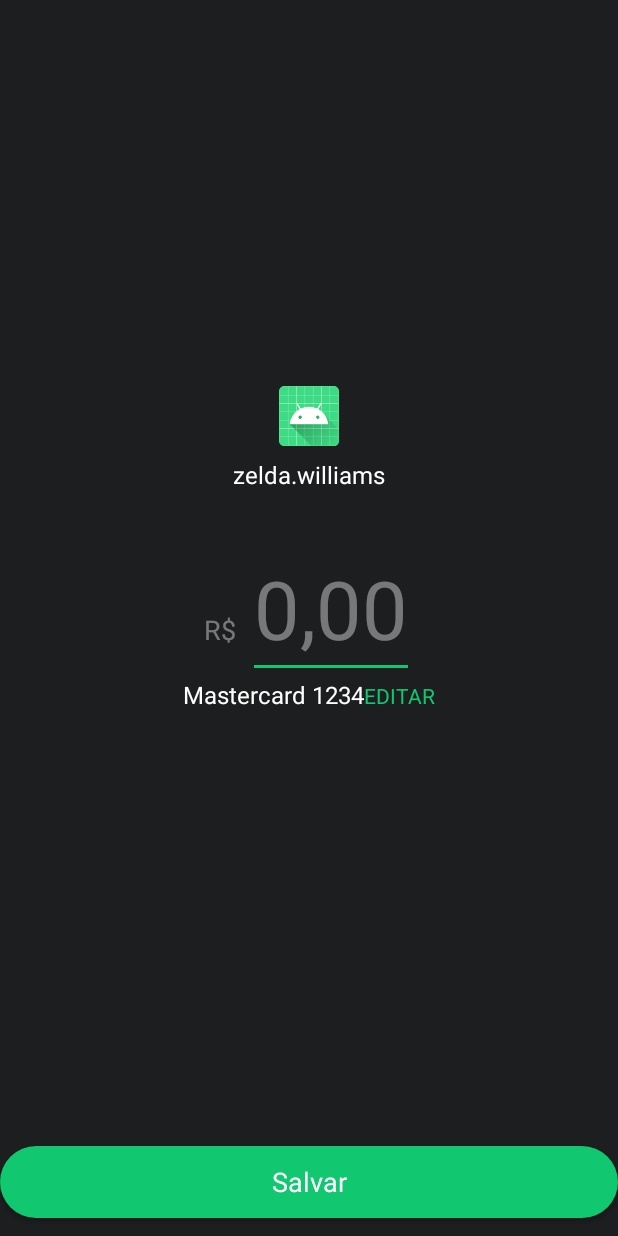
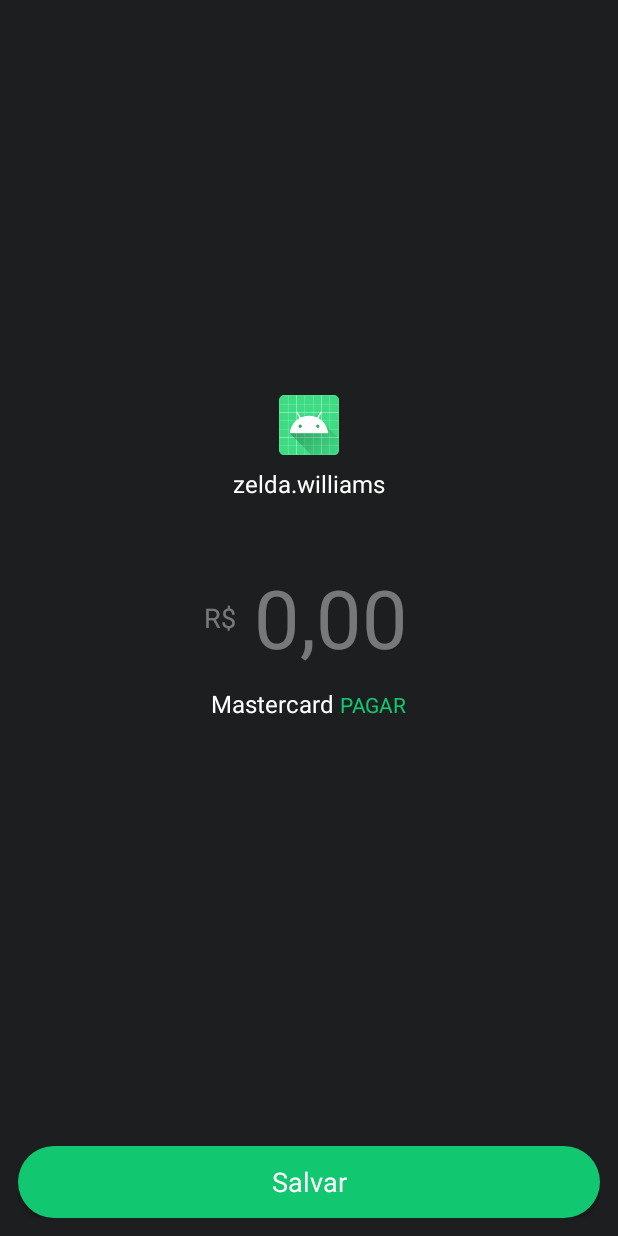
Before and after one commit to WyskShiro/Payments-and-Contacts---PicPay, an Android app: the layout fragment_payment_credit_card.xml on its own in the app's theme, with its tools: preview values and no code run, on a phone screen of 412 x 824 dp. Run offline under Robolectric (Android 15) with nearby library versions, the phone set to English and light mode, and no system bars; Roboto replaces fonts that are not available here.

Commit message:
Showing credit card and contact info in layout

```diff
--- /dev/null
+++ b/domain/src/main/java/will/shiro/domain/util/extension/StringExtensions.kt
@@ -0,0 +1,5 @@
+package will.shiro.domain.util.extension
+
+fun String.onlyNumbers(): String {
+    return replace(Regex(ONLY_NUMBERS_PATTERN), "")
+}
--- a/presentation/src/main/AndroidManifest.xml
+++ b/presentation/src/main/AndroidManifest.xml
@@ -15,7 +15,7 @@
         android:usesCleartextTraffic="true">
         <activity
             android:name=".view.MainActivity"
-            android:windowSoftInputMode="adjustPan"
+            android:windowSoftInputMode="adjustResize"
             android:theme="@style/AppTheme.NoActionbar">
             <intent-filter>
                 <action android:name="android.intent.action.MAIN" />
--- a/presentation/src/main/java/will/shiro/desafiopicpay/util/customview/SearchEditText.kt
+++ b/presentation/src/main/java/will/shiro/desafiopicpay/util/customview/SearchEditText.kt
@@ -6,8 +6,8 @@ import android.view.LayoutInflater
 import androidx.constraintlayout.widget.ConstraintLayout
 import androidx.core.widget.doOnTextChanged
 import observeChanges
-import setVisible
 import will.shiro.desafiopicpay.databinding.CustomSearchTextBinding
+import will.shiro.desafiopicpay.util.extensions.setVisible
 
 class SearchEditText @JvmOverloads constructor(
     context: Context,
--- a/presentation/src/main/java/will/shiro/desafiopicpay/util/mask/MoneyMask.kt
+++ b/presentation/src/main/java/will/shiro/desafiopicpay/util/mask/MoneyMask.kt
@@ -6,6 +6,7 @@ import androidx.core.content.ContextCompat
 import will.shiro.desafiopicpay.R
 import will.shiro.desafiopicpay.util.watcher.SimpleTextWatcher
 import will.shiro.domain.util.extension.ONLY_NUMBERS_PATTERN
+import will.shiro.domain.util.extension.onlyNumbers
 
 class MoneyMask(
     private val editText: EditText,
@@ -18,7 +19,7 @@ class MoneyMask(
         if (isUpdating) {
             isUpdating = false
         } else {
-            var newText = s.toString().replace(Regex(ONLY_NUMBERS_PATTERN), "")
+            var newText = s.toString().onlyNumbers()
             if (newText.length < 3) {
                 newText = "0" + newText.substring(0 until 2)
                 newText = insertSymbol(newText, 1)
--- a/presentation/src/main/java/will/shiro/desafiopicpay/view/user/creditcard/create/CreateCreditCardFragment.kt
+++ b/presentation/src/main/java/will/shiro/desafiopicpay/view/user/creditcard/create/CreateCreditCardFragment.kt
@@ -8,7 +8,6 @@ import androidx.navigation.fragment.findNavController
 import androidx.navigation.fragment.navArgs
 import observeChanges
 import setClick
-import setVisible
 import will.shiro.desafiopicpay.R
 import will.shiro.desafiopicpay.databinding.FragmentCreateCreditCardBinding
 import will.shiro.desafiopicpay.util.base.BaseFragment
@@ -16,6 +15,7 @@ import will.shiro.desafiopicpay.util.base.BaseViewModel
 import will.shiro.desafiopicpay.util.di.ViewModelFactory
 import will.shiro.desafiopicpay.util.extensions.navigateSafe
 import will.shiro.desafiopicpay.util.extensions.observeAction
+import will.shiro.desafiopicpay.util.extensions.setVisible
 import will.shiro.desafiopicpay.util.mask.CVVEditConfigurations
 import will.shiro.desafiopicpay.util.mask.CreditCardEditConfigurations
 import will.shiro.desafiopicpay.util.mask.DateMonthYearEditConfigurations
--- a/presentation/src/main/java/will/shiro/desafiopicpay/view/user/list/ContactViewHolder.kt
+++ b/presentation/src/main/java/will/shiro/desafiopicpay/view/user/list/ContactViewHolder.kt
@@ -4,8 +4,8 @@ import android.view.LayoutInflater
 import android.view.ViewGroup
 import androidx.recyclerview.widget.RecyclerView
 import com.bumptech.glide.Glide
-import loadCircle
 import will.shiro.desafiopicpay.databinding.VhContactBinding
+import will.shiro.desafiopicpay.util.extensions.loadCircle
 import will.shiro.domain.entity.User
 
 class ContactViewHolder(
--- a/presentation/src/main/res/layout/custom_money_input_view.xml
+++ b/presentation/src/main/res/layout/custom_money_input_view.xml
@@ -10,7 +10,8 @@
             android:id="@+id/text_view"
             style="@style/MoneySymbol"
             android:layout_width="wrap_content"
-            android:layout_height="wrap_content"
+            android:layout_height="match_parent"
+            android:gravity="center"
             android:text="@string/payment_credit_card_mask" />
 
         <EditText
@@ -20,6 +21,7 @@
             android:layout_width="wrap_content"
             android:layout_height="wrap_content"
             android:layout_marginStart="@dimen/dimen_8"
+            android:backgroundTint="@android:color/transparent"
             android:text="0,00" />
     </LinearLayout>
 </layout>
--- a/presentation/src/main/res/layout/fragment_payment_credit_card.xml
+++ b/presentation/src/main/res/layout/fragment_payment_credit_card.xml
@@ -3,17 +3,22 @@
     xmlns:app="http://schemas.android.com/apk/res-auto"
     xmlns:tools="http://schemas.android.com/tools">
 
+    <data>
+
+        <variable
+            name="user"
+            type="will.shiro.domain.entity.User" />
+
+        <variable
+            name="creditCard"
+            type="will.shiro.domain.entity.CreditCard" />
+    </data>
+
     <androidx.constraintlayout.widget.ConstraintLayout
         android:layout_width="match_parent"
         android:layout_height="match_parent"
+        android:layout_margin="@dimen/dimen_12"
         android:orientation="vertical">
-
-        <androidx.constraintlayout.widget.Guideline
-            android:id="@+id/guild"
-            android:layout_width="match_parent"
-            android:layout_height="wrap_content"
-            android:orientation="horizontal"
-            app:layout_constraintGuide_percent="0.5" />
 
         <LinearLayout
             android:id="@+id/payment_container"
@@ -31,6 +36,7 @@
                 android:id="@+id/contact_photo_image_view"
                 android:layout_width="@dimen/dimen_40"
                 android:layout_height="@dimen/dimen_40"
+                app:loadCircle="@{user.img}"
                 tools:src="@mipmap/ic_launcher" />
 
             <TextView
@@ -39,10 +45,11 @@
                 android:layout_width="wrap_content"
                 android:layout_height="wrap_content"
                 android:layout_marginTop="@dimen/dimen_8"
+                android:text="@{user.username}"
                 tools:text="zelda.williams" />
 
-            <!-- TODO Criar Custom View -->
             <will.shiro.desafiopicpay.util.customview.MoneyInputLayout
+                android:id="@+id/money_input_layout"
                 android:layout_width="wrap_content"
                 android:layout_height="wrap_content"
                 android:layout_marginTop="@dimen/dimen_32" />
@@ -56,21 +63,15 @@
                     style="@style/PaymentWhiteText"
                     android:layout_width="wrap_content"
                     android:layout_height="wrap_content"
+                    android:text="@{@string/payment_credit_card_number(creditCard.cardName, creditCard.lastFourDigits)}"
                     tools:text="Mastercard" />
-
-                <TextView
-                    android:id="@+id/last_numbers_text_view"
-                    style="@style/PaymentWhiteText"
-                    android:layout_width="wrap_content"
-                    android:layout_height="wrap_content"
-                    android:layout_marginStart="@dimen/dimen_4"
-                    tools:text="1234" />
 
                 <TextView
                     style="@style/PaymentEditCreditCard"
                     android:layout_width="wrap_content"
                     android:layout_height="wrap_content"
-                    android:text="Editar" />
+                    android:layout_marginStart="@dimen/dimen_4"
+                    android:text="@string/global_pay" />
             </LinearLayout>
         </LinearLayout>
 
@@ -80,7 +81,6 @@
             android:layout_width="match_parent"
             android:layout_height="wrap_content"
             android:layout_marginTop="@dimen/dimen_32"
-            android:layout_marginBottom="@dimen/dimen_12"
             android:background="@drawable/shape_button_green"
             android:foreground="?android:selectableItemBackground"
             android:text="@string/global_save"
--- a/presentation/src/main/res/values/strings.xml
+++ b/presentation/src/main/res/values/strings.xml
@@ -9,6 +9,7 @@
     <string name="global_ok">OK</string>
     <string name="global_no_search_results">Oops, não encontramos nenhum resultado para a sua busca</string>
     <string name="global_save">Salvar</string>
+    <string name="global_pay">Pagar</string>
 
     <string name="error_title">Oops!</string>
     <string name="error_unknown">Não foi possível completar a operação. Tente novamente mais tarde. Se o problema persistir entre em contato conosco.</string>
@@ -24,6 +25,7 @@
 
     <!-- Payment Credit Card Fragment -->
     <string name="payment_credit_card_mask">R$</string>
+    <string name="payment_credit_card_number">%s %s •</string>
 
     <!-- Create Credit Card Fragment -->
     <string name="create_credit_card">Cadastrar cartão</string>
```
Also changed, not shown: domain/src/main/java/will/shiro/domain/entity/CreditCard.kt (+7 -2 lines), domain/src/main/java/will/shiro/domain/interactor/creditcard/CreditCardInstitution.kt (added, +36 -0 lines), domain/src/main/java/will/shiro/domain/interactor/creditcard/GetCreditCard.kt (+7 -2 lines), domain/src/main/java/will/shiro/domain/interactor/creditcard/GetCreditCardName.kt (added, +18 -0 lines), presentation/src/main/java/will/shiro/desafiopicpay/util/di/module/FragmentBindingModule.kt (+6 -5 lines), presentation/src/main/java/will/shiro/desafiopicpay/util/extensions/BindingAdapter.kt (added, +17 -0 lines), presentation/src/main/java/will/shiro/desafiopicpay/util/extensions/ViewExtensions.kt (+0 -8 lines), presentation/src/main/java/will/shiro/desafiopicpay/view/user/creditcard/payment/PaymentCreditCardFragment.kt (+14 -1 lines), presentation/src/main/java/will/shiro/desafiopicpay/view/user/creditcard/payment/PaymentCreditCardProvider.kt (added, +26 -0 lines), presentation/src/main/java/will/shiro/desafiopicpay/view/user/creditcard/payment/PaymentCreditCardViewModel.kt (+22 -1 lines).
